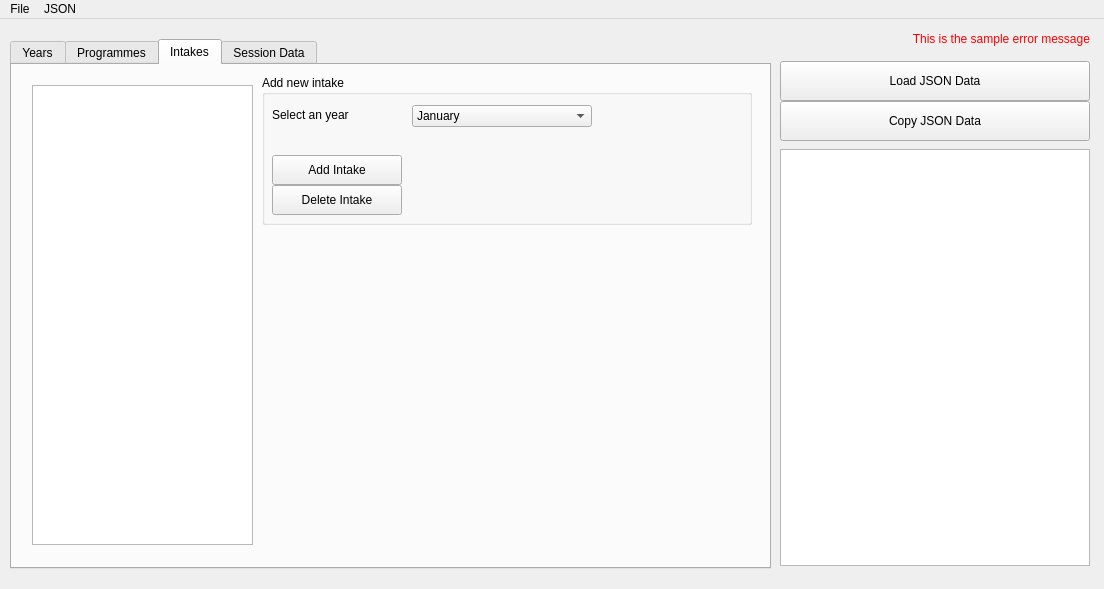
First picture: the form in user-interface-main.ui, repository arkangel-dev/json-hud-py, before the edit.
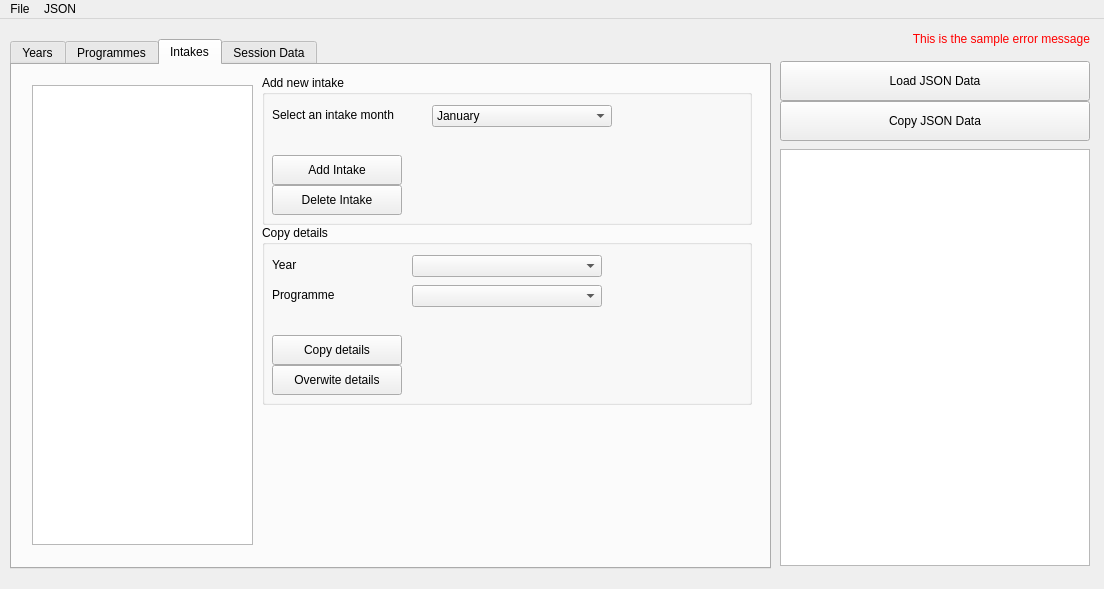
Second picture: the form after the edit. The open tabs and pages were chosen to show the change.

Commit message:
Made it more functional since the last commit
Added the intake details to the intake tab
Fixed issues with preindex cursors

Patch:
```diff
--- a/user-interface-main.ui
+++ b/user-interface-main.ui
@@ -276,12 +276,12 @@
         <rect>
          <x>10</x>
          <y>30</y>
-         <width>100</width>
+         <width>140</width>
          <height>20</height>
         </rect>
        </property>
        <property name="text">
-        <string>Select an year</string>
+        <string>Select an intake month</string>
        </property>
       </widget>
       <widget class="QPushButton" name="button_add_year_2">
@@ -313,7 +313,7 @@
       <widget class="QComboBox" name="combo_programme_year_2">
        <property name="geometry">
         <rect>
-         <x>150</x>
+         <x>170</x>
          <y>30</y>
          <width>180</width>
          <height>22</height>
@@ -381,6 +381,91 @@
        </item>
       </widget>
      </widget>
+     <widget class="QGroupBox" name="groupBox_5">
+      <property name="geometry">
+       <rect>
+        <x>250</x>
+        <y>160</y>
+        <width>490</width>
+        <height>180</height>
+       </rect>
+      </property>
+      <property name="title">
+       <string>Copy details</string>
+      </property>
+      <widget class="QLabel" name="label_5">
+       <property name="geometry">
+        <rect>
+         <x>10</x>
+         <y>30</y>
+         <width>160</width>
+         <height>20</height>
+        </rect>
+       </property>
+       <property name="text">
+        <string>Year</string>
+       </property>
+      </widget>
+      <widget class="QPushButton" name="button_year_6">
+       <property name="geometry">
+        <rect>
+         <x>10</x>
+         <y>110</y>
+         <width>130</width>
+         <height>30</height>
+        </rect>
+       </property>
+       <property name="text">
+        <string>Copy details</string>
+       </property>
+      </widget>
+      <widget class="QComboBox" name="combo_programme_year_3">
+       <property name="geometry">
+        <rect>
+         <x>150</x>
+         <y>30</y>
+         <width>190</width>
+         <height>22</height>
+        </rect>
+       </property>
+      </widget>
+      <widget class="QPushButton" name="button_year_7">
+       <property name="geometry">
+        <rect>
+         <x>10</x>
+         <y>140</y>
+         <width>130</width>
+         <height>30</height>
+        </rect>
+       </property>
+       <property name="text">
+        <string>Overwite details</string>
+       </property>
+      </widget>
+      <widget class="QComboBox" name="combo_programme_year_4">
+       <property name="geometry">
+        <rect>
+         <x>150</x>
+         <y>60</y>
+         <width>190</width>
+         <height>22</height>
+        </rect>
+       </property>
+      </widget>
+      <widget class="QLabel" name="label_6">
+       <property name="geometry">
+        <rect>
+         <x>10</x>
+         <y>60</y>
+         <width>160</width>
+         <height>20</height>
+        </rect>
+       </property>
+       <property name="text">
+        <string>Programme</string>
+       </property>
+      </widget>
+     </widget>
     </widget>
     <widget class="QWidget" name="tab_2">
      <attribute name="title">
```
Left out of the diff: 4 changed lines with no effect on the pictures. The commit also changes 2 other files.
